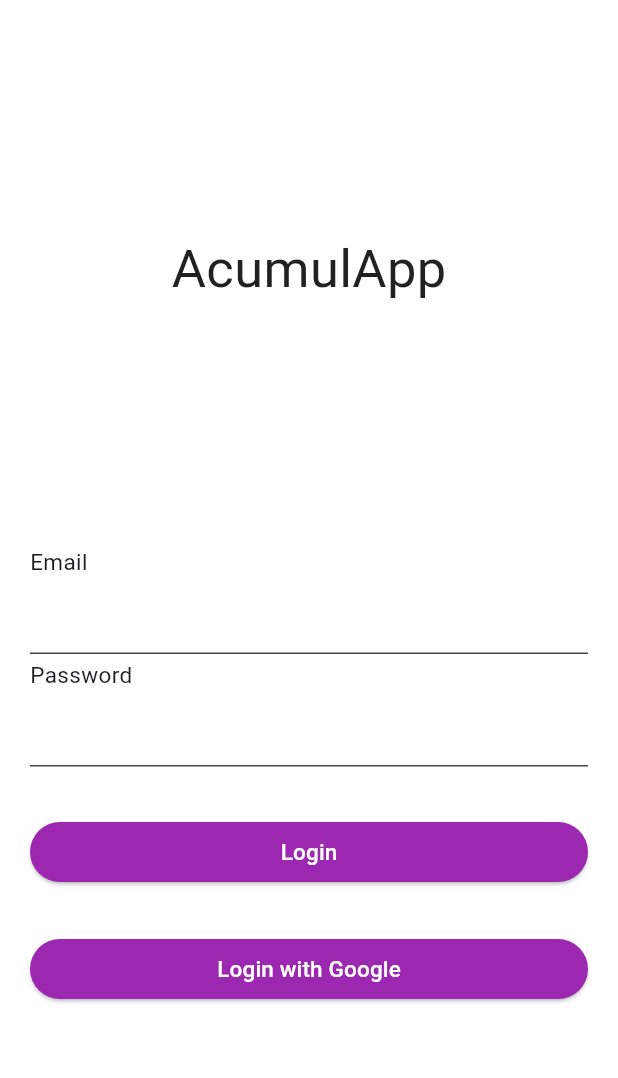
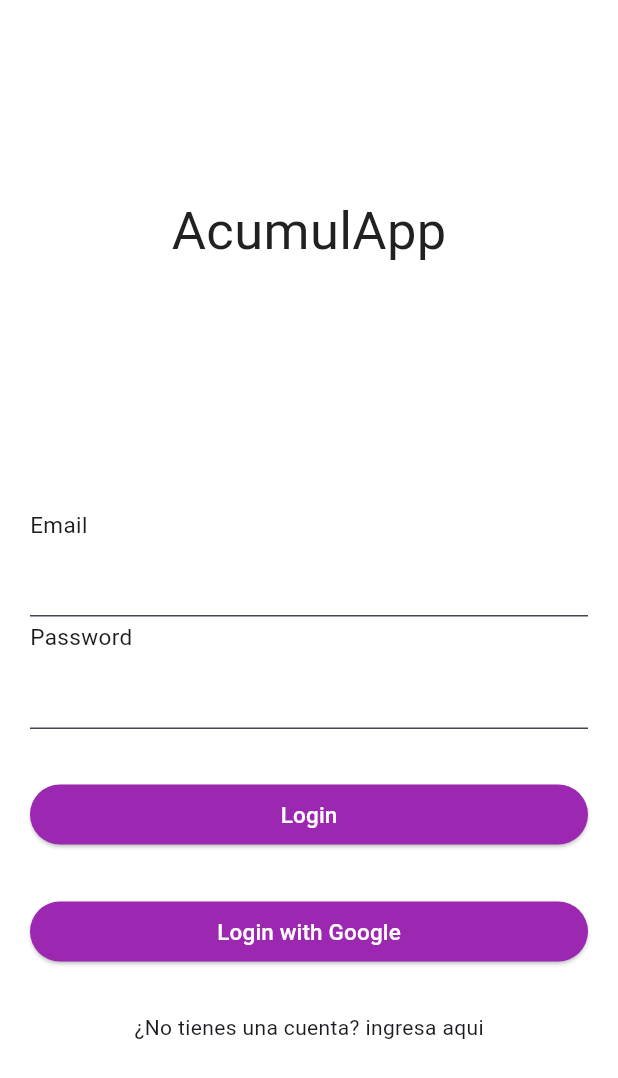
Before and after one commit to carlosrs14/AcumulApp, a Flutter app: the screen it shows after launch, after a tap on "Login", on a phone screen of 412 x 824 dp. Shown: the top 1078 px of the screen. Run offline on Flutter 3.47's test engine with Material 3 defaults, Android fonts, the phone set to English and light mode, and no system bars; our stand-ins replace flutter_rating_bar, material_design_icons_flutter; network calls fail.

Commit message:
vista registro

```diff
--- a/lib/main.dart
+++ b/lib/main.dart
@@ -1,132 +1,31 @@
 import 'package:acumulapp/screens/home_client_screen.dart';
+import 'package:acumulapp/screens/user/login_screen.dart';
+import 'package:acumulapp/screens/user/register_screen.dart';
 import 'package:flutter/material.dart';
 
-void main() {
-  runApp(const MyApp());
+void main() async {
+  bool isLogged = await checkLoginStatus();
+  runApp(MyApp(isLogged: isLogged));
 }
 
 class MyApp extends StatelessWidget {
-  const MyApp({super.key});
+  final bool isLogged;
+  const MyApp({super.key, required this.isLogged});
 
   @override
   Widget build(BuildContext context) {
-    return MaterialApp(home: Inicio());
+    return MaterialApp(
+      initialRoute: isLogged ? '/' : '/login',
+      routes: {
+        '/': (context) => Inicioclienteview(),
+        '/register': (context) => RegisterScreen(),
+        '/login': (context) => InicioLogin(),
+      },
+    );
   }
 }
 
-class Inicio extends StatefulWidget {
-  const Inicio({super.key});
-
-  @override
-  State<Inicio> createState() => _InicioState();
+Future<bool> checkLoginStatus() async {
+  // Aquí va tu lógica real (ej. verificar token guardado)
+  return false; // o true
 }
-
-class _InicioState extends State<Inicio> {
-  @override
-  Widget build(BuildContext context) {
-    return Scaffold(body: cuerpo(context));
-  }
-}
-
-Widget cuerpo(BuildContext context) {
-  final TextEditingController emailController = TextEditingController();
-  final TextEditingController passwordController = TextEditingController();
-
-  return Container(
-    decoration: BoxDecoration(color: Colors.white),
-    child: Column(
-      mainAxisAlignment: MainAxisAlignment.center,
-      children: [
-        nombre(),
-        SizedBox(height: 160),
-        Container(
-          padding: EdgeInsets.only(left: 20),
-          alignment: Alignment.centerLeft,
-          child: Text("Email", style: TextStyle(fontSize: 15)),
-        ),
-        campoEmail(emailController),
-        Container(
-          padding: EdgeInsets.only(left: 20),
-          alignment: Alignment.centerLeft,
-          child: Text("Password", style: TextStyle(fontSize: 15)),
-        ),
-        campoContrasena(passwordController),
-        SizedBox(height: 30),
-        botonEntrar(emailController, passwordController, context),
-        SizedBox(height: 30),
-        botonGoogle(),
-      ],
-    ),
-  );
-}
-
-Widget nombre() {
-  return Text(
-    "AcumulApp",
-    style: TextStyle(
-      color: Color(0xFF212121),
-      fontSize: 35,
-      fontFamily: 'sans-serif',
-    ),
-  );
-}
-
-Widget campoEmail(TextEditingController emailController) {
-  return Container(
-    padding: EdgeInsets.symmetric(horizontal: 20, vertical: 3),
-    child: TextField(
-      controller: emailController,
-      decoration: InputDecoration(fillColor: Colors.white, filled: true),
-    ),
-  );
-}
-
-Widget campoContrasena(TextEditingController passwordController) {
-  return Container(
-    padding: EdgeInsets.symmetric(horizontal: 20, vertical: 3),
-    child: TextField(
-      controller: passwordController,
-      obscureText: true,
-      decoration: InputDecoration(fillColor: Colors.white, filled: true),
-    ),
-  );
-}
-
-Widget botonEntrar(
-  TextEditingController emailController,
-  TextEditingController passwordController,
-  BuildContext context,
-) {
-  return Container(
-    width: double.infinity,
-    padding: EdgeInsets.symmetric(horizontal: 20),
-    child: ElevatedButton(
-      style: ElevatedButton.styleFrom(backgroundColor: Colors.purple),
-      onPressed: () {
-        if (("Daniel") == emailController.text &&
-            ("1234") == passwordController.text) {
-          Navigator.push(
-            context,
-            MaterialPageRoute(builder: (context) => Inicioclienteview()),
-          );
-        }
-      },
-      child: Text("Login", style: TextStyle(color: Colors.white, fontSize: 15)),
-    ),
-  );
-}
-
-Widget botonGoogle() {
-  return Container(
-    width: double.infinity,
-    padding: EdgeInsets.symmetric(horizontal: 20),
-    child: ElevatedButton(
-      style: ElevatedButton.styleFrom(backgroundColor: Colors.purple),
-      onPressed: () {},
-      child: Text(
-        "Login with Google",
-        style: TextStyle(color: Colors.white, fontSize: 15),
-      ),
-    ),
-  );
-}
--- /dev/null
+++ b/lib/screens/user/login_screen.dart
@@ -0,0 +1,126 @@
+import 'package:flutter/material.dart';
+
+class InicioLogin extends StatefulWidget {
+  const InicioLogin({super.key});
+
+  @override
+  State<InicioLogin> createState() => _InicioState();
+}
+
+class _InicioState extends State<InicioLogin> {
+  @override
+  Widget build(BuildContext context) {
+    return Scaffold(body: cuerpo(context));
+  }
+}
+
+Widget cuerpo(BuildContext context) {
+  final TextEditingController emailController = TextEditingController();
+  final TextEditingController passwordController = TextEditingController();
+
+  return Container(
+    decoration: BoxDecoration(color: Colors.white),
+    child: Column(
+      mainAxisAlignment: MainAxisAlignment.center,
+      children: [
+        nombre(),
+        SizedBox(height: 160),
+        Container(
+          padding: EdgeInsets.only(left: 20),
+          alignment: Alignment.centerLeft,
+          child: Text("Email", style: TextStyle(fontSize: 15)),
+        ),
+        campoEmail(emailController),
+        Container(
+          padding: EdgeInsets.only(left: 20),
+          alignment: Alignment.centerLeft,
+          child: Text("Password", style: TextStyle(fontSize: 15)),
+        ),
+        campoContrasena(passwordController),
+        SizedBox(height: 30),
+        botonEntrar(emailController, passwordController, context),
+        SizedBox(height: 30),
+        botonGoogle(),
+        SizedBox(height: 30),
+        irARegistrar(context),
+      ],
+    ),
+  );
+}
+
+Widget nombre() {
+  return Text(
+    "AcumulApp",
+    style: TextStyle(
+      color: Color(0xFF212121),
+      fontSize: 35,
+      fontFamily: 'sans-serif',
+    ),
+  );
+}
+
+Widget campoEmail(TextEditingController emailController) {
+  return Container(
+    padding: EdgeInsets.symmetric(horizontal: 20, vertical: 3),
+    child: TextField(
+      controller: emailController,
+      decoration: InputDecoration(fillColor: Colors.white, filled: true),
+    ),
+  );
+}
+
+Widget campoContrasena(TextEditingController passwordController) {
+  return Container(
+    padding: EdgeInsets.symmetric(horizontal: 20, vertical: 3),
+    child: TextField(
+      controller: passwordController,
+      obscureText: true,
+      decoration: InputDecoration(fillColor: Colors.white, filled: true),
+    ),
+  );
+}
+
+Widget botonEntrar(
+  TextEditingController emailController,
+  TextEditingController passwordController,
+  BuildContext context,
+) {
+  return Container(
+    width: double.infinity,
+    padding: EdgeInsets.symmetric(horizontal: 20),
+    child: ElevatedButton(
+      style: ElevatedButton.styleFrom(backgroundColor: Colors.purple),
+      onPressed: () {
+        if (("Daniel") == emailController.text &&
+            ("1234") == passwordController.text) {
+          Navigator.pushNamed(context, '/');
+        }
+      },
+      child: Text("Login", style: TextStyle(color: Colors.white, fontSize: 15)),
+    ),
+  );
+}
+
+Widget botonGoogle() {
+  return Container(
+    width: double.infinity,
+    padding: EdgeInsets.symmetric(horizontal: 20),
+    child: ElevatedButton(
+      style: ElevatedButton.styleFrom(backgroundColor: Colors.purple),
+      onPressed: () {},
+      child: Text(
+        "Login with Google",
+        style: TextStyle(color: Colors.white, fontSize: 15),
+      ),
+    ),
+  );
+}
+
+Widget irARegistrar(BuildContext context) {
+  return GestureDetector(
+    onTap: () {
+      Navigator.pushNamed(context, '/register');
+    },
+    child: Text("¿No tienes una cuenta? ingresa aqui"),
+  );
+}
```
Also changed, not shown: lib/screens/user/register_screen.dart (added, +140 -0 lines).
